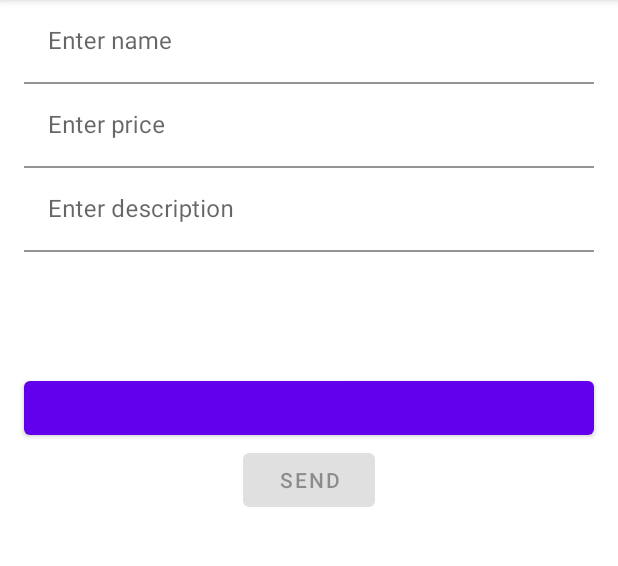
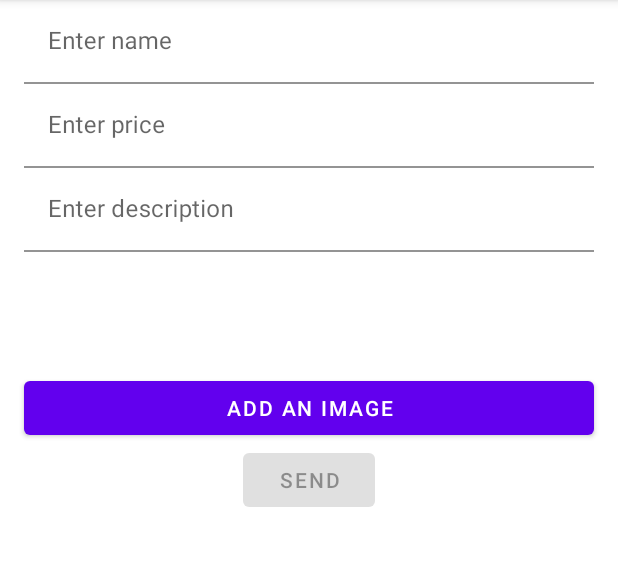
Before and after one commit to abduqodirov/guitar_online_shop, an Android app: the SubmitNewProductFragment screen opened through its navigation route, on a phone screen of 412 x 824 dp, the part 84-650 px from its top. Run offline under Robolectric (Android 15) with nearby library versions, the light colour scheme and no system bars; our stand-ins replace Dagger/Hilt's generated code, Firebase (no records; nobody signed in at launch, a user with empty details on screens opened directly), Timber, paging.

Commit message:
Button text

```diff
--- a/app/src/main/res/layout/fragment_submit_new_product.xml
+++ b/app/src/main/res/layout/fragment_submit_new_product.xml
@@ -73,6 +73,7 @@
         android:id="@+id/submit_add_new_image_btn"
         android:layout_width="0dp"
         android:layout_height="wrap_content"
+        android:text="@string/add_image"
         app:layout_constraintTop_toBottomOf="@id/submit_images_reycler"
         app:layout_constraintStart_toStartOf="@id/input_layout_submit_name"
         app:layout_constraintEnd_toEndOf="@id/input_layout_submit_name"/>
--- a/app/src/main/res/values/strings.xml
+++ b/app/src/main/res/values/strings.xml
@@ -21,4 +21,5 @@
     <string name="sort_price_min_to_max">Price: low to high</string>
     <string name="sort_price_max_to_min">Price: from hight to low</string>
     <string name="select_image">Select an image</string>
+    <string name="add_image">Add an image</string>
 </resources>
```
